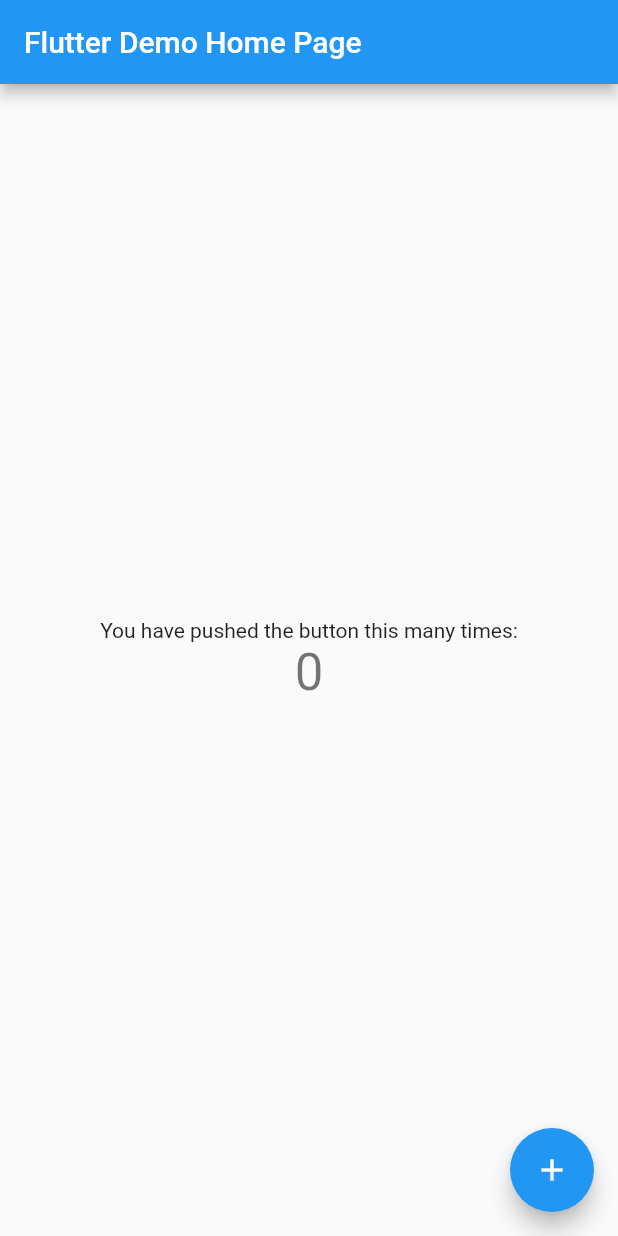
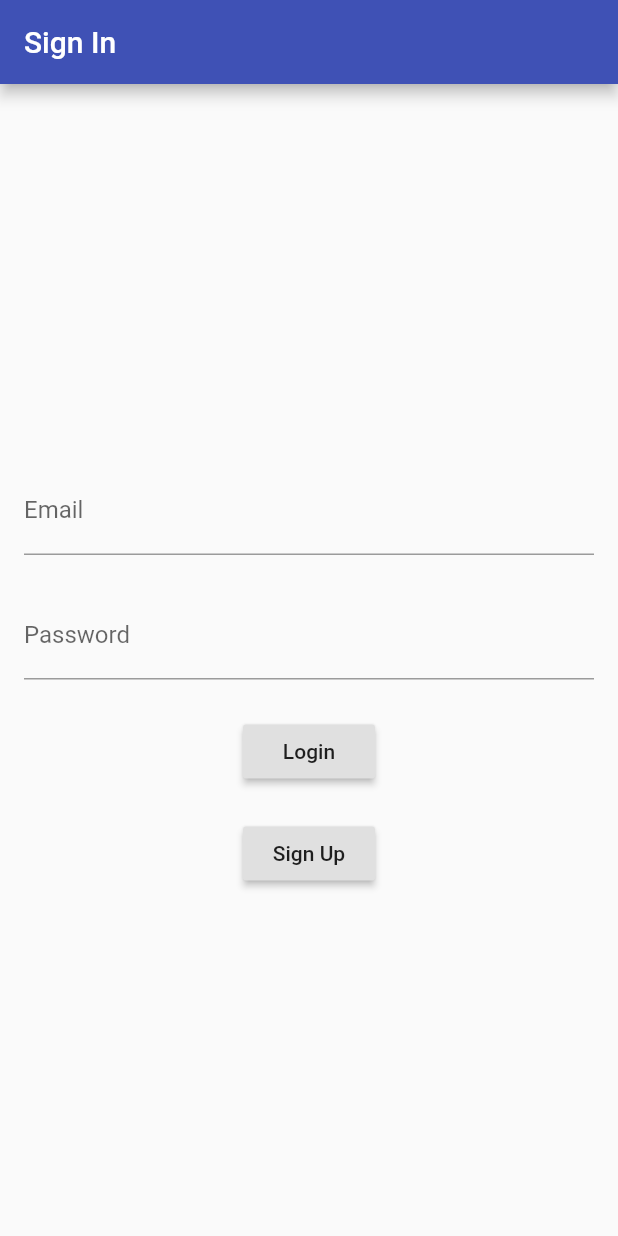
Before and after one commit to onikazu/FlutterFirebaseMemo, a Flutter app: the screen it shows after launch, on a phone screen of 412 x 824 dp. Run offline on Flutter 3.47's test engine with Material 2 defaults, Android fonts, the phone set to English and light mode, and no system bars; our stand-ins replace firebase_auth; accounts and stored records are empty.

```diff
--- /dev/null
+++ b/lib/app/auth_widget.dart
@@ -0,0 +1,21 @@
+import 'package:flutter/material.dart';
+import 'package:flutter_firebase_memo/app/home/home_page.dart';
+import 'package:flutter_firebase_memo/app/sign_in/sign_in_page.dart';
+import 'package:flutter_firebase_memo/services/firebase_auth_service.dart';
+
+class AuthWidget extends StatelessWidget {
+  const AuthWidget({Key key, @required this.userSnapshot}) : super(key: key);
+  final AsyncSnapshot<User> userSnapshot;
+
+  @override
+  Widget build(BuildContext context) {
+    if (userSnapshot.connectionState == ConnectionState.active) {
+      return userSnapshot.hasData ? HomePage() : SignInPage();
+    }
+    return Scaffold(
+      body: Center(
+        child: CircularProgressIndicator(),
+      ),
+    );
+  }
+}
--- /dev/null
+++ b/lib/app/auth_widget_builder.dart
@@ -0,0 +1,29 @@
+import 'package:flutter/material.dart';
+import 'package:provider/provider.dart';
+import 'package:flutter_firebase_memo/services/firebase_auth_service.dart';
+
+class AuthWidgetBuilder extends StatelessWidget {
+  const AuthWidgetBuilder({Key key, @required this.builder}) : super(key:key);
+  final Widget Function(BuildContext, AsyncSnapshot<User>) builder;
+
+  @override
+  Widget build(BuildContext context) {
+    final authService = Provider.of<FirebaseAuthService>(context, listen: false);
+    return StreamBuilder<User>(
+      stream: authService.onAuthStateChanged,
+      builder: (context, snapshot) {
+        final user = snapshot.data;
+        if (user != null) {
+          return MultiProvider(
+            // sign in 後に必要になるprovider
+            providers: [
+              Provider<User>.value(value: user),
+            ],
+            child: builder(context, snapshot),
+          );
+        }
+        return builder(context, snapshot);
+      },
+    );
+  }
+}
--- /dev/null
+++ b/lib/app/sign_in/sign_in_page.dart
@@ -0,0 +1,79 @@
+import 'package:flutter/material.dart';
+import 'package:flutter_firebase_memo/services/firebase_auth_service.dart';
+import 'package:provider/provider.dart';
+
+class SignInPage extends StatelessWidget {
+  final emailInputController = TextEditingController();
+  final passwordInputController = TextEditingController();
+
+  @override
+  Widget build(BuildContext context) {
+    return Scaffold(
+      appBar: AppBar(title: Text("Sign In"),),
+      body: _layoutSignInForm(context)
+    );
+  }
+
+  Widget _layoutSignInForm(context){
+    return new Center(
+      child: new Form(
+        child: new SingleChildScrollView(
+          padding: const EdgeInsets.symmetric(horizontal: 16.0),
+          child: new Column(
+            crossAxisAlignment: CrossAxisAlignment.stretch,
+            children: <Widget>[
+              const SizedBox(height: 24.0),
+              new TextFormField(
+                controller: emailInputController,
+                decoration: const InputDecoration(
+                  border: const UnderlineInputBorder(),
+                  labelText: 'Email',
+                ),
+              ),
+              const SizedBox(height: 24.0),
+              new TextFormField(
+                controller: passwordInputController,
+                decoration: new InputDecoration(
+                  border: const UnderlineInputBorder(),
+                  labelText: 'Password',
+                ),
+                obscureText: true,
+              ),
+              const SizedBox(height: 24.0),
+              new Center(
+                child: new RaisedButton(
+                  child: const Text('Login'),
+                  onPressed: () {
+                    var email = emailInputController.text;
+                    email = email.trim();
+                    var password = passwordInputController.text;
+                    _signInWithEmailAndPassword(context, email, password);
+                  },
+                ),
+              ),
+              SizedBox(height: 20.0,),
+              new Center(
+                child: new RaisedButton(
+                  child: const Text('Sign Up'),
+                  onPressed: () {
+                    Navigator.pushNamed(context, "/sign_up");
+                  },
+                ),
+              ),
+            ],
+          ),
+        ),
+      ),
+    );
+  }
+
+  Future<void> _signInWithEmailAndPassword(BuildContext context, String email, String password) async {
+    try {
+      final auth = Provider.of<FirebaseAuthService>(context, listen: false);
+      final user = await auth.signInWithEmailAndPassword(email, password);
+      print("uid: ${user.uid}");
+    } catch (e) {
+      print(e);
+    }
+  }
+}
--- a/lib/main.dart
+++ b/lib/main.dart
@@ -1,111 +1,34 @@
 import 'package:flutter/material.dart';
+import 'package:flutter_firebase_memo/app/auth_widget.dart';
+import 'package:flutter_firebase_memo/app/auth_widget_builder.dart';
+import 'package:flutter_firebase_memo/app/home/home_page.dart';
+import 'package:flutter_firebase_memo/app/sign_in/sign_in_page.dart';
+import 'package:flutter_firebase_memo/app/sign_up/sign_up_page.dart';
+import 'package:flutter_firebase_memo/services/firebase_auth_service.dart';
+import 'package:provider/provider.dart';
 
 void main() => runApp(MyApp());
 
 class MyApp extends StatelessWidget {
-  // This widget is the root of your application.
   @override
   Widget build(BuildContext context) {
-    return MaterialApp(
-      title: 'Flutter Demo',
-      theme: ThemeData(
-        // This is the theme of your application.
-        //
-        // Try running your application with "flutter run". You'll see the
-        // application has a blue toolbar. Then, without quitting the app, try
-        // changing the primarySwatch below to Colors.green and then invoke
-        // "hot reload" (press "r" in the console where you ran "flutter run",
-        // or simply save your changes to "hot reload" in a Flutter IDE).
-        // Notice that the counter didn't reset back to zero; the application
-        // is not restarted.
-        primarySwatch: Colors.blue,
+    return MultiProvider(
+      providers: [
+        Provider<FirebaseAuthService>(create: (_) => FirebaseAuthService()),
+      ],
+      child: AuthWidgetBuilder(
+        builder: (context, userSnapshot) {
+          return MaterialApp(
+            routes: <String, WidgetBuilder>{
+              "/home" : (_) => HomePage(),
+              "/sign_in" : (_) => SignInPage(),
+              "/sign_up" : (_) => SignUpPage(),
+            },
+            theme: ThemeData(primarySwatch: Colors.indigo),
+            home: AuthWidget(userSnapshot: userSnapshot),
+          );
+        },
       ),
-      home: MyHomePage(title: 'Flutter Demo Home Page'),
     );
   }
 }
-
-class MyHomePage extends StatefulWidget {
-  MyHomePage({Key key, this.title}) : super(key: key);
-
-  // This widget is the home page of your application. It is stateful, meaning
-  // that it has a State object (defined below) that contains fields that affect
-  // how it looks.
-
-  // This class is the configuration for the state. It holds the values (in this
-  // case the title) provided by the parent (in this case the App widget) and
-  // used by the build method of the State. Fields in a Widget subclass are
-  // always marked "final".
-
-  final String title;
-
-  @override
-  _MyHomePageState createState() => _MyHomePageState();
-}
-
-class _MyHomePageState extends State<MyHomePage> {
-  int _counter = 0;
-
-  void _incrementCounter() {
-    setState(() {
-      // This call to setState tells the Flutter framework that something has
-      // changed in this State, which causes it to rerun the build method below
-      // so that the display can reflect the updated values. If we changed
-      // _counter without calling setState(), then the build method would not be
-      // called again, and so nothing would appear to happen.
-      _counter++;
-    });
-  }
-
-  @override
-  Widget build(BuildContext context) {
-    // This method is rerun every time setState is called, for instance as done
-    // by the _incrementCounter method above.
-    //
-    // The Flutter framework has been optimized to make rerunning build methods
-    // fast, so that you can just rebuild anything that needs updating rather
-    // than having to individually change instances of widgets.
-    return Scaffold(
-      appBar: AppBar(
-        // Here we take the value from the MyHomePage object that was created by
-        // the App.build method, and use it to set our appbar title.
-        title: Text(widget.title),
-      ),
-      body: Center(
-        // Center is a layout widget. It takes a single child and positions it
-        // in the middle of the parent.
-        child: Column(
-          // Column is also a layout widget. It takes a list of children and
-          // arranges them vertically. By default, it sizes itself to fit its
-          // children horizontally, and tries to be as tall as its parent.
-          //
-          // Invoke "debug painting" (press "p" in the console, choose the
-          // "Toggle Debug Paint" action from the Flutter Inspector in Android
-          // Studio, or the "Toggle Debug Paint" command in Visual Studio Code)
-          // to see the wireframe for each widget.
-          //
-          // Column has various properties to control how it sizes itself and
-          // how it positions its children. Here we use mainAxisAlignment to
-          // center the children vertically; the main axis here is the vertical
-          // axis because Columns are vertical (the cross axis would be
-          // horizontal).
-          mainAxisAlignment: MainAxisAlignment.center,
-          children: <Widget>[
-            Text(
-              'You have pushed the button this many times:',
-            ),
-            Text(
-              '$_counter',
-              style: Theme.of(context).textTheme.display1,
-            ),
-          ],
-        ),
-      ),
-      floatingActionButton: FloatingActionButton(
-        onPressed: _incrementCounter,
-        tooltip: 'Increment',
-        child: Icon(Icons.add),
-      ), // This trailing comma makes auto-formatting nicer for build methods.
-    );
-  }
-}
--- /dev/null
+++ b/lib/services/firebase_auth_service.dart
@@ -0,0 +1,36 @@
+import 'package:firebase_auth/firebase_auth.dart';
+import 'package:flutter/foundation.dart';
+
+@immutable
+class User {
+  final String uid;
+  final String email;
+
+  const User(
+      {@required this.uid, @required this.email});
+}
+
+class FirebaseAuthService {
+  final _firebaseAuth = FirebaseAuth.instance;
+
+  User _userFromFirebase(FirebaseUser user) {
+    return user == null ? null : User(uid: user.uid, email: user.email);
+  }
+
+  Stream<User> get onAuthStateChanged {
+    return _firebaseAuth.onAuthStateChanged.map(_userFromFirebase);
+  }
+
+  Future<User> signInWithEmailAndPassword(String email, String password) async {
+    final authResult = await _firebaseAuth.signInWithEmailAndPassword(email: email, password: password);
+    return _userFromFirebase(authResult.user);
+  }
+
+  Future<void> signOut() async {
+    return await _firebaseAuth.signOut();
+  }
+
+  Future<void> signUpWithEmailAndPassword(String email, String password) async {
+    await _firebaseAuth.createUserWithEmailAndPassword(email: email, password: password);
+  }
+}
--- a/pubspec.yaml
+++ b/pubspec.yaml
@@ -27,6 +27,8 @@ dependencies:
 dev_dependencies:
   flutter_test:
     sdk: flutter
+  provider: ^4.0.3
+  firebase_auth: ^0.15.4
 
 
 # For information on the generic Dart part of this file, see the
```
Also changed, not shown: lib/app/home/home_page.dart (added, +40 -0 lines), lib/app/sign_up/sign_up_page.dart (added, +73 -0 lines), lib/app/home/about_page.dart (added), pubspec.lock, 4 other files.
